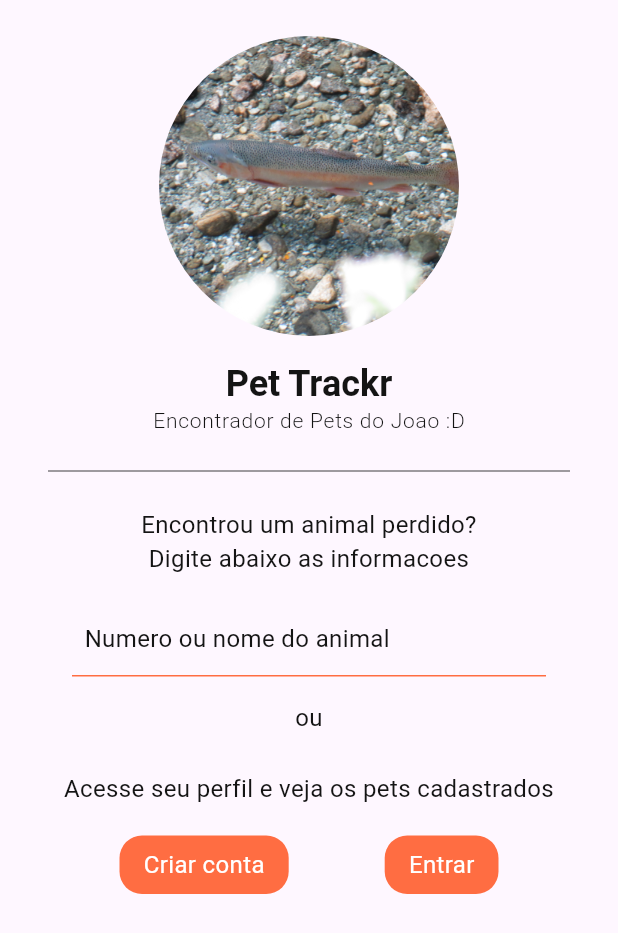
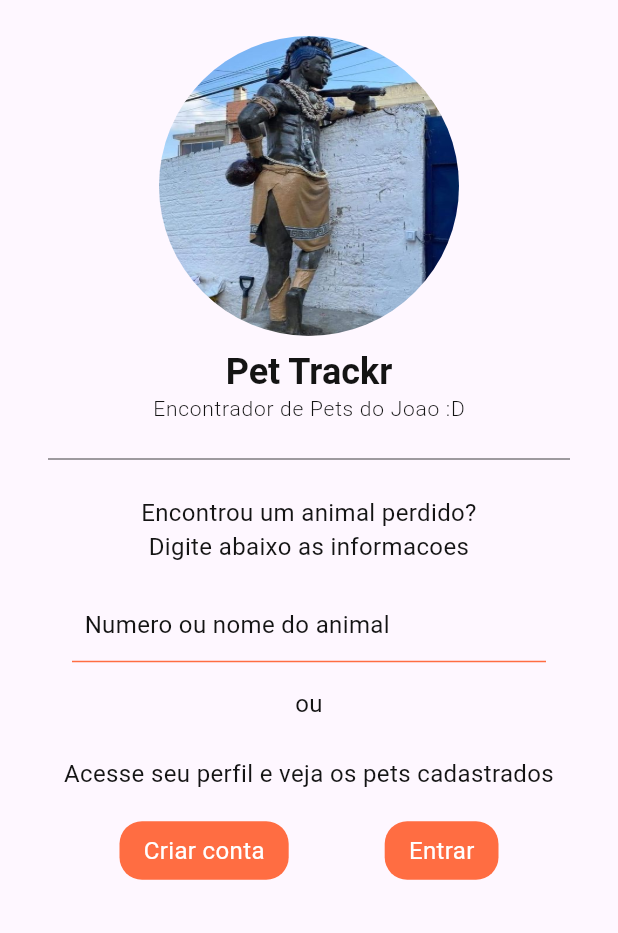
Before and after one commit to voidrt/pettrack, a Flutter app: the screen it shows after launch, on a phone screen of 412 x 824 dp. Shown: the top 933 px of the screen. Run offline on Flutter 3.47's test engine with Material 3 defaults, Android fonts, the phone set to English and light mode, and no system bars; our stand-ins replace go_router, google_fonts; Roboto replaces fonts that are missing (Exo).

```diff
--- a/lib/core/routes.dart
+++ b/lib/core/routes.dart
@@ -1,7 +1,8 @@
 import 'package:go_router/go_router.dart';
 import 'package:pet_track/interface/auth/create_account/create_account.dart';
 import 'package:pet_track/interface/auth/login_to_account/login.dart';
-import 'package:pet_track/interface/home/home.dart';
+import 'package:pet_track/interface/home/user_home.dart';
+import 'package:pet_track/interface/start/home.dart';
 
 class MasterNavigator {
   static GoRouter appRouter = GoRouter(
@@ -22,6 +23,11 @@ class MasterNavigator {
         name: 'login',
         builder: (context, state) => const LoginToAccountScreen(),
       ),
+      GoRoute(
+        path: '/user-page',
+        name: 'user-page',
+        builder: (context, state) => const UserHomePage(),
+      ),
     ],
   );
 }
--- a/lib/interface/global/text_field.dart
+++ b/lib/interface/global/text_field.dart
@@ -45,10 +45,12 @@ class _AppTextFieldState extends State<AppTextField> {
       child: TextField(
         controller: widget._controller,
         obscureText: widget.obscureText,
-        style: theme.textTheme.labelMedium!
-            .copyWith(color: widget.foregroundColor ?? Colors.black),
+        style: theme.textTheme.labelMedium!.copyWith(
+          color: widget.foregroundColor ?? Colors.black,
+        ),
         decoration: InputDecoration(
           label: StandardBodyText(widget.labelText),
+          labelStyle: Theme.of(context).textTheme.labelMedium,
           hintText: widget.hintText,
           hintStyle: theme.textTheme.labelMedium!.copyWith(
             color: widget.foregroundColor ?? theme.colorScheme.inverseSurface,
--- a/lib/interface/home/home.dart
+++ b/lib/interface/start/home.dart
@@ -3,9 +3,9 @@ import 'package:go_router/go_router.dart';
 import 'package:pet_track/interface/global/buttons/standard_button.dart';
 import 'package:pet_track/interface/global/text/standard_text.dart';
 import 'package:pet_track/interface/global/text_field.dart';
-import 'package:pet_track/interface/home/widgets/authentication_buttons.dart';
-import 'package:pet_track/interface/home/widgets/lost_pet_textform.dart';
-import 'package:pet_track/interface/home/widgets/page_header.dart';
+import 'package:pet_track/interface/start/widgets/authentication_buttons.dart';
+import 'package:pet_track/interface/start/widgets/lost_pet_textform.dart';
+import 'package:pet_track/interface/start/widgets/page_header.dart';
 
 import 'package:pet_track/theme/paddings.dart';
 
--- a/lib/interface/home/widgets/page_header.dart
+++ b/lib/interface/start/widgets/page_header.dart
@@ -16,14 +16,14 @@ class HomePageHeader extends StatelessWidget {
           ClipRRect(
             borderRadius: BorderRadius.circular(100),
             child: Image.asset(
-              'assets/images/Atividade Wedley.JPG',
+              'assets/images/minhas vestimentas.jpg',
               height: 200,
               width: 200,
               fit: BoxFit.fill,
             ),
           ),
           const SizedBox(
-            height: Paddings.defaultSize,
+            height: Paddings.small,
           ),
           const StandardHeadlineText('Pet Trackr'),
           const StandardSubtitleText(
```
Also changed, not shown: lib/interface/auth/login_to_account/login.dart (+29 -3 lines), lib/interface/home/user_home.dart (added, +14 -0 lines), assets/images/Screenshot_116.png (added), assets/images/minhas vestimentas.jpg (added), lib/interface/start/widgets/authentication_buttons.dart (renamed from lib/interface/home/widgets/authentication_buttons.dart), lib/interface/start/widgets/lost_pet_textform.dart (renamed from lib/interface/home/widgets/lost_pet_textform.dart).
